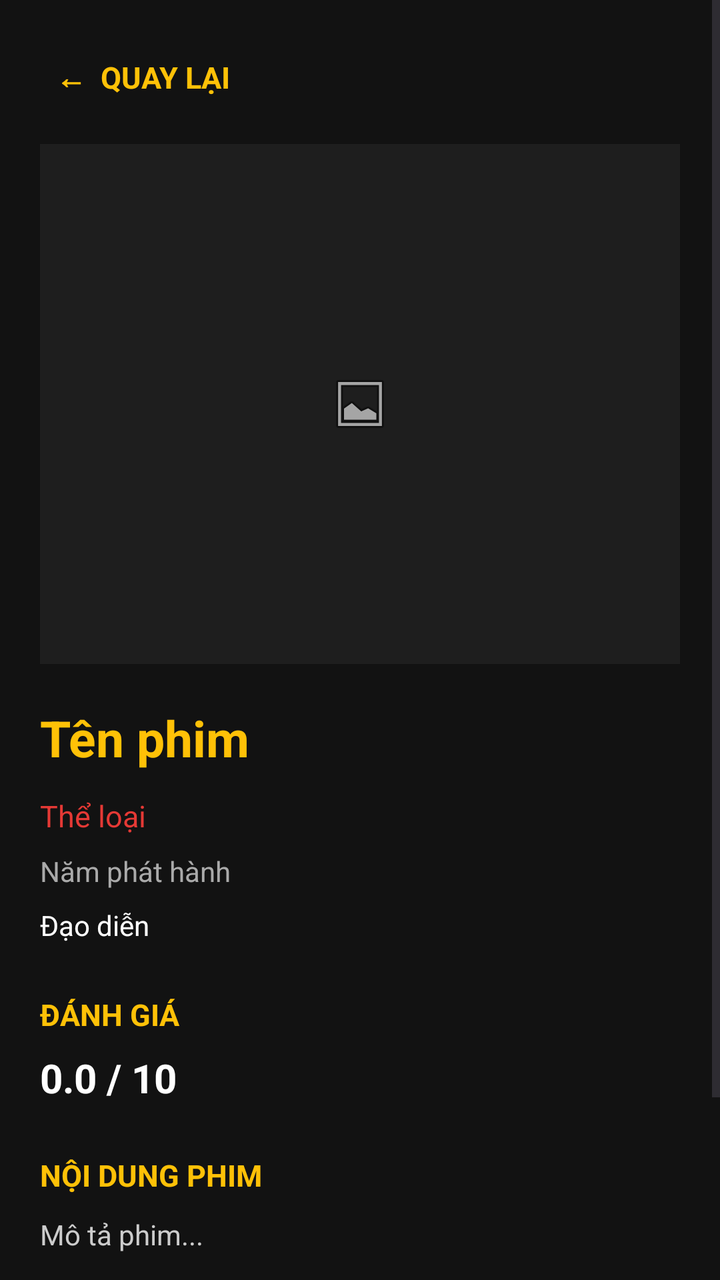
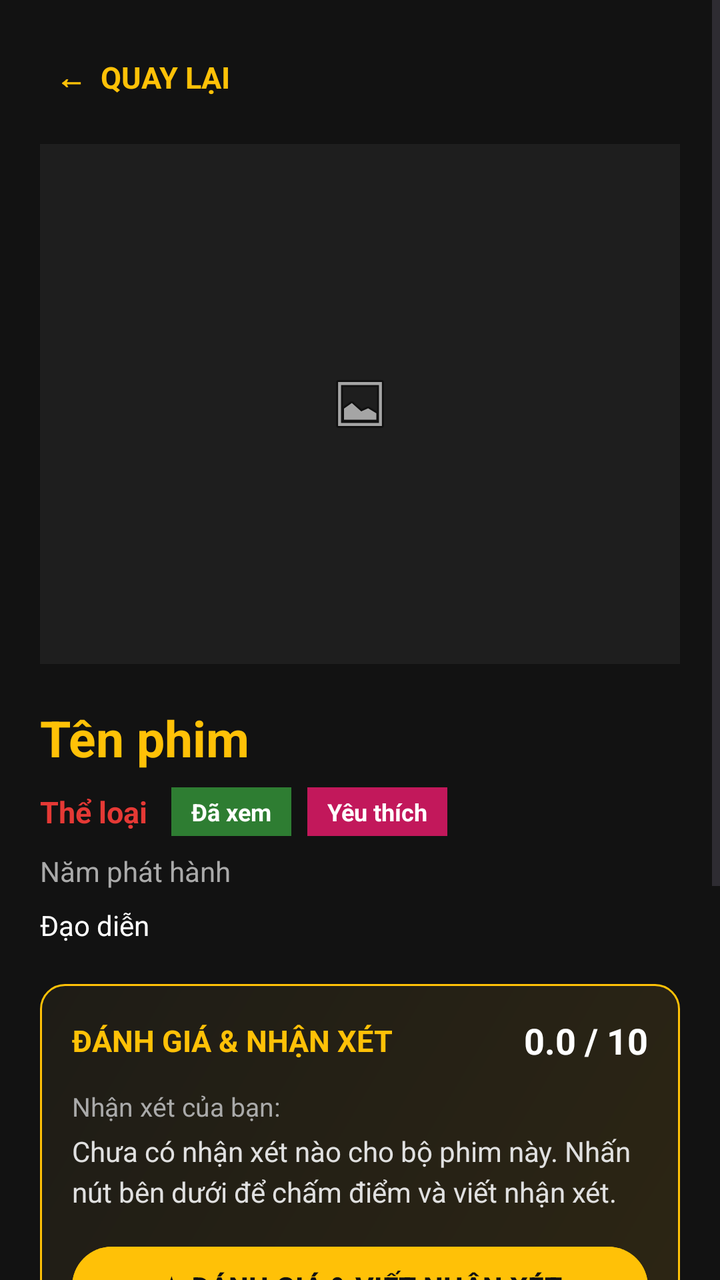

Screens rendered from an Android XML layout before and after an edit, with the pre-edit source and the edit as a unified diff.
<!-- AndroidManifest.xml: application theme Theme.QuanliPhim -->
<!-- res/layout/activity_movie_detail.xml -->
<?xml version="1.0" encoding="utf-8"?>
<ScrollView xmlns:android="http://schemas.android.com/apk/res/android"
    android:layout_width="match_parent"
    android:layout_height="match_parent"
    android:background="#121212"
    android:fillViewport="true">

    <LinearLayout
        android:layout_width="match_parent"
        android:layout_height="wrap_content"
        android:orientation="vertical"
        android:padding="20dp">

        <TextView
            android:id="@+id/btnBack"
            android:layout_width="wrap_content"
            android:layout_height="wrap_content"
            android:text="←  QUAY LẠI"
            android:textColor="#FFC107"
            android:textSize="15sp"
            android:textStyle="bold"
            android:padding="8dp"/>

        <ImageView
            android:id="@+id/imgDetailPoster"
            android:layout_width="match_parent"
            android:layout_height="260dp"
            android:layout_marginTop="15dp"
            android:scaleType="centerInside"
            android:src="@android:drawable/ic_menu_gallery"
            android:background="#1E1E1E"
            android:contentDescription="Poster phim"/>

        <TextView
            android:id="@+id/tvDetailTitle"
            android:layout_width="match_parent"
            android:layout_height="wrap_content"
            android:text="Tên phim"
            android:textColor="#FFC107"
            android:textSize="25sp"
            android:textStyle="bold"
            android:layout_marginTop="20dp"/>

        <TextView
            android:id="@+id/tvDetailGenre"
            android:layout_width="match_parent"
            android:layout_height="wrap_content"
            android:text="Thể loại"
            android:textColor="#E53935"
            android:textSize="15sp"
            android:layout_marginTop="12dp"/>

        <TextView
            android:id="@+id/tvDetailYear"
            android:layout_width="match_parent"
            android:layout_height="wrap_content"
            android:text="Năm phát hành"
            android:textColor="#AAAAAA"
            android:textSize="14sp"
            android:layout_marginTop="8dp"/>

        <TextView
            android:id="@+id/tvDetailDirector"
            android:layout_width="match_parent"
            android:layout_height="wrap_content"
            android:text="Đạo diễn"
            android:textColor="#FFFFFF"
            android:textSize="14sp"
            android:layout_marginTop="8dp"/>

        <TextView
            android:layout_width="match_parent"
            android:layout_height="wrap_content"
            android:text="ĐÁNH GIÁ"
            android:textColor="#FFC107"
            android:textStyle="bold"
            android:textSize="15sp"
            android:layout_marginTop="25dp"/>

        <TextView
            android:id="@+id/tvDetailRating"
            android:layout_width="match_parent"
            android:layout_height="wrap_content"
            android:text="0.0 / 10"
            android:textColor="#FFFFFF"
            android:textSize="20sp"
            android:textStyle="bold"
            android:layout_marginTop="8dp"/>

        <TextView
            android:layout_width="match_parent"
            android:layout_height="wrap_content"
            android:text="NỘI DUNG PHIM"
            android:textColor="#FFC107"
            android:textStyle="bold"
            android:textSize="15sp"
            android:layout_marginTop="25dp"/>

        <TextView
            android:id="@+id/tvDetailDescription"
            android:layout_width="match_parent"
            android:layout_height="wrap_content"
            android:text="Mô tả phim..."
            android:textColor="#CCCCCC"
            android:textSize="14sp"
            android:lineSpacingExtra="5dp"
            android:layout_marginTop="10dp"
            android:layout_marginBottom="20dp"/>

        <LinearLayout
            android:layout_width="match_parent"
            android:layout_height="wrap_content"
            android:orientation="horizontal"
            android:layout_marginBottom="30dp">

            <Button
                android:id="@+id/btnEdit"
                android:layout_width="0dp"
                android:layout_height="50dp"
                android:layout_weight="1"
                android:text="CHỈNH SỬA"
                android:textColor="#121212"
                android:textStyle="bold"
                android:backgroundTint="#FFC107"
                android:layout_marginEnd="8dp"/>

            <Button
                android:id="@+id/btnDelete"
                android:layout_width="0dp"
                android:layout_height="50dp"
                android:layout_weight="1"
                android:text="XÓA PHIM"
                android:textColor="#FFFFFF"
                android:textStyle="bold"
                android:backgroundTint="#E53935"
                android:layout_marginStart="8dp"/>
        </LinearLayout>

    </LinearLayout>

</ScrollView>
<!-- resources referenced by this layout -->
<resources>
  <style name="Theme.QuanliPhim" parent="Base.Theme.QuanliPhim" />
  <style name="Base.Theme.QuanliPhim" parent="Theme.Material3.DayNight.NoActionBar">
          
          
      </style>
</resources>

<!-- the commit's change to res/layout/activity_movie_detail.xml (unified diff, before → after) -->
@@ -41,14 +41,48 @@
             android:textStyle="bold"
             android:layout_marginTop="20dp"/>
 
-        <TextView
-            android:id="@+id/tvDetailGenre"
-            android:layout_width="match_parent"
-            android:layout_height="wrap_content"
-            android:text="Thể loại"
-            android:textColor="#E53935"
-            android:textSize="15sp"
-            android:layout_marginTop="12dp"/>
+        <LinearLayout
+            android:layout_width="match_parent"
+            android:layout_height="wrap_content"
+            android:orientation="horizontal"
+            android:layout_marginTop="8dp"
+            android:gravity="center_vertical">
+
+            <TextView
+                android:id="@+id/tvDetailGenre"
+                android:layout_width="wrap_content"
+                android:layout_height="wrap_content"
+                android:text="Thể loại"
+                android:textColor="#E53935"
+                android:textSize="15sp"
+                android:textStyle="bold"/>
+
+            <TextView
+                android:id="@+id/tvDetailWatchedBadge"
+                android:layout_width="wrap_content"
+                android:layout_height="wrap_content"
+                android:layout_marginStart="12dp"
+                android:background="#2E7D32"
+                android:paddingHorizontal="10dp"
+                android:paddingVertical="4dp"
+                android:text="Đã xem"
+                android:textColor="#FFFFFF"
+                android:textSize="12sp"
+                android:textStyle="bold"/>
+
+            <TextView
+                android:id="@+id/tvDetailFavoriteBadge"
+                android:layout_width="wrap_content"
+                android:layout_height="wrap_content"
+                android:layout_marginStart="8dp"
+                android:background="#C2185B"
+                android:paddingHorizontal="10dp"
+                android:paddingVertical="4dp"
+                android:text="Yêu thích"
+                android:textColor="#FFFFFF"
+                android:textSize="12sp"
+                android:textStyle="bold"/>
+        </LinearLayout>
 
         <TextView
             android:id="@+id/tvDetailYear"
@@ -68,25 +102,71 @@
             android:textSize="14sp"
             android:layout_marginTop="8dp"/>
 
-        <TextView
-            android:layout_width="match_parent"
-            android:layout_height="wrap_content"
-            android:text="ĐÁNH GIÁ"
-            android:textColor="#FFC107"
-            android:textStyle="bold"
-            android:textSize="15sp"
-            android:layout_marginTop="25dp"/>
-
-        <TextView
-            android:id="@+id/tvDetailRating"
-            android:layout_width="match_parent"
-            android:layout_height="wrap_content"
-            android:text="0.0 / 10"
-            android:textColor="#FFFFFF"
-            android:textSize="20sp"
-            android:textStyle="bold"
-            android:layout_marginTop="8dp"/>
-
+        
+        <LinearLayout
+            android:layout_width="match_parent"
+            android:layout_height="wrap_content"
+            android:orientation="vertical"
+            android:background="@drawable/bg_rating_box"
+            android:padding="16dp"
+            android:layout_marginTop="20dp">
+
+            <LinearLayout
+                android:layout_width="match_parent"
+                android:layout_height="wrap_content"
+                android:orientation="horizontal"
+                android:gravity="center_vertical">
+
+                <TextView
+                    android:layout_width="0dp"
+                    android:layout_height="wrap_content"
+                    android:layout_weight="1"
+                    android:text="ĐÁNH GIÁ &amp; NHẬN XÉT"
+                    android:textColor="#FFC107"
+                    android:textStyle="bold"
+                    android:textSize="15sp"/>
+
+                <TextView
+                    android:id="@+id/tvDetailRating"
+                    android:layout_width="wrap_content"
+                    android:layout_height="wrap_content"
+                    android:text="0.0 / 10"
+                    android:textColor="#FFFFFF"
+                    android:textSize="18sp"
+                    android:textStyle="bold"/>
+            </LinearLayout>
+
+            <TextView
+                android:id="@+id/tvDetailReviewLabel"
+                android:layout_width="match_parent"
+                android:layout_height="wrap_content"
+                android:text="Nhận xét của bạn:"
+                android:textColor="#AAAAAA"
+                android:textSize="13sp"
+                android:layout_marginTop="12dp"/>
+
+            <TextView
+                android:id="@+id/tvDetailReview"
+                android:layout_width="match_parent"
+                android:layout_height="wrap_content"
+                android:text="Chưa có nhận xét nào cho bộ phim này. Nhấn nút bên dưới để chấm điểm và viết nhận xét."
+                android:textColor="#E0E0E0"
+                android:textSize="14sp"
+                android:lineSpacingExtra="4dp"
+                android:layout_marginTop="4dp"/>
+
+            <Button
+                android:id="@+id/btnRateReview"
+                android:layout_width="match_parent"
+                android:layout_height="48dp"
+                android:layout_marginTop="14dp"
+                android:text="★ ĐÁNH GIÁ &amp; VIẾT NHẬN XÉT"
+                android:textColor="#121212"
+                android:textStyle="bold"
+                android:backgroundTint="#FFC107"/>
+        </LinearLayout>
+
+        
         <TextView
             android:layout_width="match_parent"
             android:layout_height="wrap_content"
@@ -94,7 +174,7 @@
             android:textColor="#FFC107"
             android:textStyle="bold"
             android:textSize="15sp"
-            android:layout_marginTop="25dp"/>
+            android:layout_marginTop="20dp"/>
 
         <TextView
             android:id="@+id/tvDetailDescription"
@@ -104,8 +184,36 @@
             android:textColor="#CCCCCC"
             android:textSize="14sp"
             android:lineSpacingExtra="5dp"
-            android:layout_marginTop="10dp"
-            android:layout_marginBottom="20dp"/>
+            android:layout_marginTop="8dp"
+            android:layout_marginBottom="16dp"/>
+
+        
+        <LinearLayout
+            android:layout_width="match_parent"
+            android:layout_height="wrap_content"
+            android:orientation="horizontal"
+            android:layout_marginBottom="12dp">
+
+            <Button
+                android:id="@+id/btnToggleWatched"
+                android:layout_width="0dp"
+                android:layout_height="48dp"
+                android:layout_weight="1"
+                android:text="✔ ĐÃ XEM"
+                android:textColor="#FFFFFF"
+                android:backgroundTint="#2E7D32"
+                android:layout_marginEnd="6dp"/>
+
+            <Button
+                android:id="@+id/btnToggleFavorite"
+                android:layout_width="0dp"
+                android:layout_height="48dp"
+                android:layout_weight="1"
+                android:text="♥ YÊU THÍCH"
+                android:textColor="#FFFFFF"
+                android:backgroundTint="#C2185B"
+                android:layout_marginStart="6dp"/>
+        </LinearLayout>
 
         <LinearLayout
             android:layout_width="match_parent"
@@ -116,24 +224,24 @@
             <Button
                 android:id="@+id/btnEdit"
                 android:layout_width="0dp"
-                android:layout_height="50dp"
+                android:layout_height="48dp"
                 android:layout_weight="1"
                 android:text="CHỈNH SỬA"
-                android:textColor="#121212"
+                android:textColor="#FFFFFF"
                 android:textStyle="bold"
-                android:backgroundTint="#FFC107"
-                android:layout_marginEnd="8dp"/>
+                android:backgroundTint="#444444"
+                android:layout_marginEnd="6dp"/>
 
             <Button
                 android:id="@+id/btnDelete"
                 android:layout_width="0dp"
-                android:layout_height="50dp"
+                android:layout_height="48dp"
                 android:layout_weight="1"
                 android:text="XÓA PHIM"
                 android:textColor="#FFFFFF"
                 android:textStyle="bold"
                 android:backgroundTint="#E53935"
-                android:layout_marginStart="8dp"/>
+                android:layout_marginStart="6dp"/>
         </LinearLayout>
 
     </LinearLayout>
<!-- resource entries referenced after the edit -->
@@ -1,5 +1,17 @@
 <!-- resources referenced by this layout -->
 <resources>
+  <!-- drawable bg_rating_box (drawable) -->
+  <?xml version="1.0" encoding="utf-8"?>
+  <shape xmlns:android="http://schemas.android.com/apk/res/android">
+      <gradient
+          android:startColor="#2D2614"
+          android:endColor="#1E1C16"
+          android:angle="135"/>
+      <corners android:radius="12dp"/>
+      <stroke
+          android:width="1dp"
+          android:color="#FFC107"/>
+  </shape>
   <style name="Theme.QuanliPhim" parent="Base.Theme.QuanliPhim" />
   <style name="Base.Theme.QuanliPhim" parent="Theme.Material3.DayNight.NoActionBar">
           
